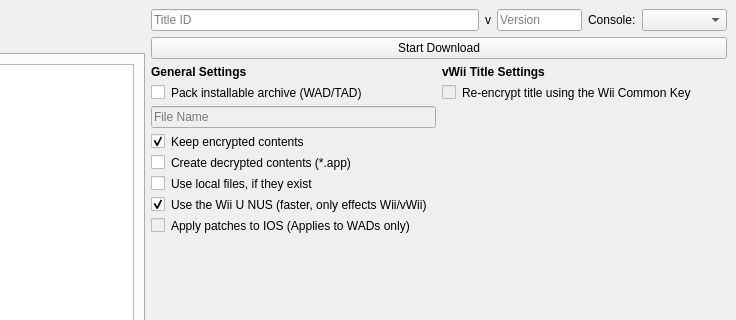
First picture: the form in qt/ui/MainMenu.ui, repository NinjaCheetah/NUSGet, before the edit; both pictures show x 274 to 1010 and y 0 to 320 of the 1010 by 625 pixel window.
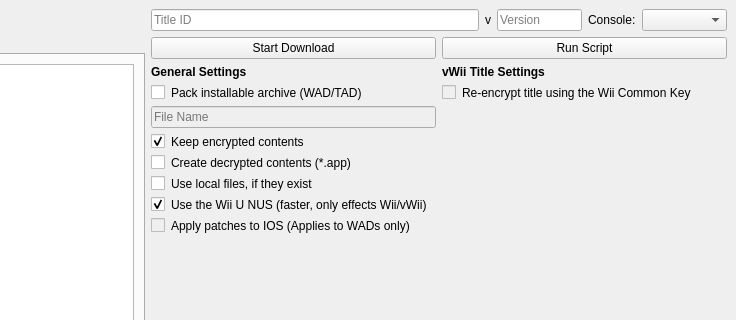
Second picture: the form after the edit.

Commit message: Add batch downloading with NUSD scripts

The edit to the form file:
```diff
--- a/qt/ui/MainMenu.ui
+++ b/qt/ui/MainMenu.ui
@@ -222,11 +222,22 @@
        </layout>
       </item>
       <item>
+       <layout class="QHBoxLayout" name="horizontalLayout">
+        <item>
        <widget class="QPushButton" name="download_btn">
         <property name="text">
          <string>Start Download</string>
         </property>
        </widget>
+        </item>
+        <item>
+         <widget class="QPushButton" name="script_btn">
+          <property name="text">
+           <string>Run Script</string>
+          </property>
+         </widget>
+        </item>
+       </layout>
       </item>
       <item>
        <layout class="QHBoxLayout" name="horizontalLayout_5">
```
Lines whose indentation alone changed are shown as unchanged. The commit also changes 4 other files.
